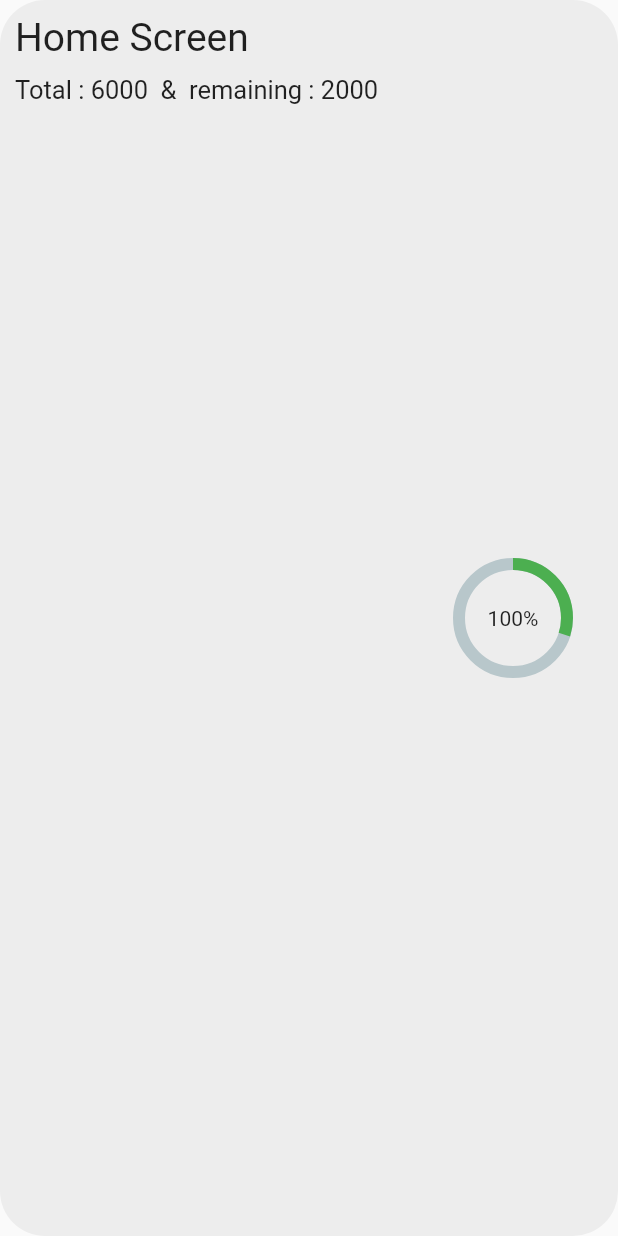
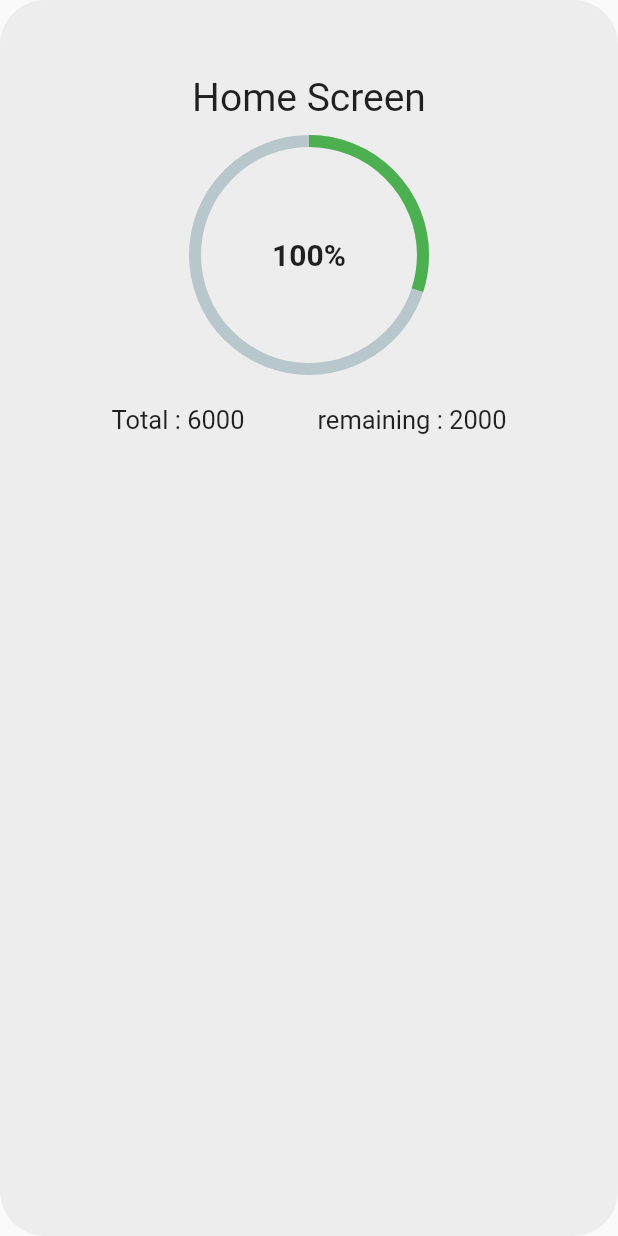
Before and after one commit to GraduationProjectFCI/Budget_Plannner_Mobile, a Flutter app: what homeElelmen() shows on an empty page, opened directly, on a phone screen of 412 x 824 dp. Run offline on Flutter 3.47's test engine with Material 2 defaults, Android fonts, the phone set to English and light mode, and no system bars; drawn by our look-alikes of percent_indicator; our stand-ins replace conditional_builder_null_safety, fluttertoast, get, shared_preferences; accounts and stored records are empty.

Commit message:
Edit home screen

```diff
--- a/lib/main.dart
+++ b/lib/main.dart
@@ -32,7 +32,7 @@ class MyApp extends StatelessWidget {
       theme: ThemeData(
         primarySwatch: Colors.blue,
       ),
-      initialRoute: AppRoutes.register,
+      initialRoute: AppRoutes.home,
       routes: routes,
       // home: token == null ? LoginScreen() : BottomNavigationBarScreen(),
     );
--- a/lib/view/widgets/home-element.dart
+++ b/lib/view/widgets/home-element.dart
@@ -4,67 +4,60 @@ import 'package:percent_indicator/circular_percent_indicator.dart';
 
 Widget homeElelmen() => Container(
       //  margin: EdgeInsets.all(30),
-      padding: EdgeInsets.all(10),
+      padding: const EdgeInsets.all(50),
       decoration: BoxDecoration(
         borderRadius: BorderRadius.circular(30),
         color: AppColor.backgroundColor,
       ),
 
-      child: Row(
-        children: [
-          Column(
-            // mainAxisAlignment: MainAxisAlignment.start,
-            crossAxisAlignment: CrossAxisAlignment.start,
-
+      child: Column(
+        mainAxisAlignment: MainAxisAlignment.start,
         children: [
           const Text(
             'Home Screen',
             style: TextStyle(fontSize: 26),
           ),
-              SizedBox(
+          const SizedBox(
             height: 10,
           ),
+          CircularPercentIndicator(
+            radius: 80.0,
+            lineWidth: 8.0,
+            percent: 0.30,
+            center: Text(
+              "100%",
+              style: TextStyle(fontSize: 20, fontWeight: FontWeight.bold),
+            ),
+            progressColor: Colors.green,
+          ),
+          const SizedBox(
+            height: 20,
+          ),
           Row(
+            mainAxisAlignment: MainAxisAlignment.spaceAround,
             children: [
               const Text(
-                    'Total : 6000  &',
+                'Total : 6000',
                 style: TextStyle(fontSize: 17),
               ),
-                  const Text(
-                    '  remaining : 2000',
+              Text(
+                'remaining : 2000',
                 style: TextStyle(fontSize: 17),
               ),
             ],
           ),
+
+          // const Spacer(),
         ],
       ),
-          const Spacer(),
-          CircularPercentIndicator(
-            radius: 40.0,
-            lineWidth: 8.0,
-            percent: 0.30,
-            center: new Text("100%"),
-            progressColor: Colors.green,
-          ),
-          const SizedBox(
-            width: 20,
-          ),
-        ],
-      ),
+
+      //   ],
+      // ),
     );
 
-
-
-
-
-
-
-Widget homeList({
-required String name ,
-required int length
-})=>Container(
+Widget homeList({required String name, required int length}) => Container(
       padding: EdgeInsets.all(10),
-                      margin: EdgeInsets.all(10),
+      margin: EdgeInsets.all(15),
       decoration: BoxDecoration(
         borderRadius: BorderRadius.circular(30),
         color: Colors.white,
@@ -86,8 +79,7 @@ required int length
             physics: NeverScrollableScrollPhysics(),
             shrinkWrap: true,
             itemBuilder: (context, index) => homeElelmen(),
-                            separatorBuilder: (context, index) =>
-                                const SizedBox(height: 10),
+            separatorBuilder: (context, index) => const SizedBox(height: 10),
             itemCount: length,
           ),
         ],
```
Also changed, not shown: lib/view/screens/home_screen.dart (+11 -15 lines). Lines whose indentation alone changed are shown as unchanged.
